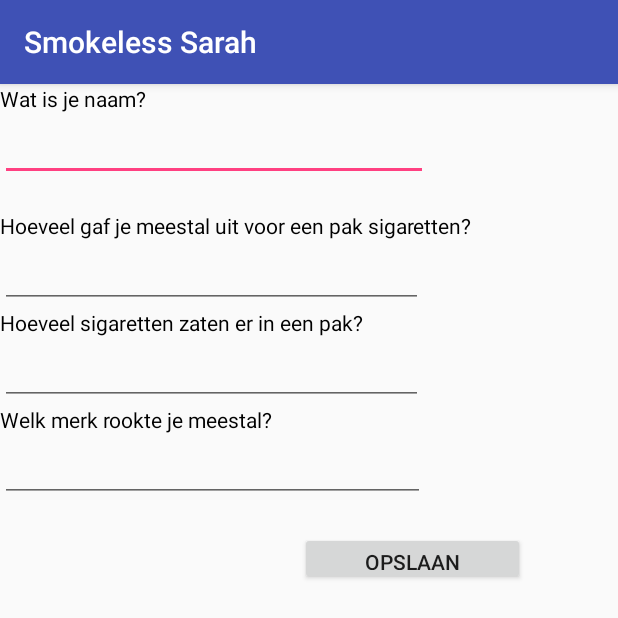
After one commit to Ayoub3738/ProjectPAD07, an Android app: the BesparingenOverzichtActivity screen opened directly, with no data from a screen before it, on a phone screen of 412 x 824 dp. The commit adds this screen. Shown: the top 618 px of the screen. Run offline under Robolectric (Android 15) with nearby library versions, the phone set to English and light mode, and no system bars.

Commit message:
veranderingen branch, functies werkend

```diff
--- /dev/null
+++ b/SmokeS/app/src/main/java/com/example/ayoubelyaghmouri/smokes/BesparingenOverzichtActivity.java
@@ -0,0 +1,111 @@
+package com.example.ayoubelyaghmouri.smokes;
+
+
+import android.support.v7.app.AppCompatActivity;
+import android.os.Bundle;
+import android.view.View;
+import android.widget.Button;
+import android.widget.EditText;
+import android.widget.TextView;
+import android.content.ContentValues;
+import android.content.Context;
+import android.database.Cursor;
+import android.database.sqlite.SQLiteDatabase;
+import android.database.sqlite.SQLiteOpenHelper;
+
+import com.example.ayoubelyaghmouri.smokes.models.Character;
+import com.example.ayoubelyaghmouri.smokes.models.Sigarettenpak;
+import com.example.ayoubelyaghmouri.smokes.services.DatabaseHelper;
+
+/**
+ * Created by Ginger on 25-4-2017.
+ */
+
+
+public class BesparingenOverzichtActivity extends AppCompatActivity {
+
+    private EditText etPrijsSigarettenPak, etSigarettenPakInhoud, etGebruikersNaam, etSigarettenPakMerk;
+    private Button saveBtn;
+    private Character character;
+    private Sigarettenpak sigarettenPak;
+    private DatabaseHelper myDb;
+    private final int weekLengte = 7;
+    private final double gemiddeldeMaand = 30.4;
+    private final double aantalWekenInMaand = 4.3;
+    private final int aantalMaandenInJaar = 12;
+    private final int aantalDagenInJaar = 365;
+    private String gebruikersNaam = "";
+    private double prijs = 0;
+    private int inhoud = 0;
+    private String merk = "";
+
+
+
+    @Override
+    protected void onCreate(Bundle savedInstanceState) {
+        super.onCreate(savedInstanceState);
+        setContentView(R.layout.activity_besparingen_overzicht);
+        geefUitslag();
+
+
+        myDb = new DatabaseHelper(this);
+        character = Character.getCharacter(myDb);
+        sigarettenPak = Sigarettenpak.getPak(myDb);
+        saveBtn.setText("Opslaan");
+
+        saveBtn.setOnClickListener(new View.OnClickListener() {
+
+            @Override
+            public void onClick(View v) {
+
+                String prijsStr = etPrijsSigarettenPak.getText().toString();
+                if(prijsStr == null || prijsStr.isEmpty()){
+                    return;
+                } else {
+                    prijs = Double.parseDouble(etPrijsSigarettenPak.getText().toString());
+                }
+
+                String inhoudStr = etSigarettenPakInhoud.getText().toString();
+                if (inhoudStr == null || inhoudStr.isEmpty()){
+                    return;
+                } else{
+                    inhoud = Integer.parseInt(etSigarettenPakInhoud.getText().toString());
+                }
+
+                String merkStr = etSigarettenPakMerk.getText().toString();
+                if (merkStr == null || merkStr.isEmpty()){
+                    return;
+                } else{
+                    merk = etSigarettenPakMerk.getText().toString();
+                }
+
+                String gebruikersNaamStr = etGebruikersNaam.getText().toString();
+                if (gebruikersNaamStr == null || gebruikersNaamStr.isEmpty()){
+                    return;
+                } else{
+                    gebruikersNaam = etGebruikersNaam.getText().toString();
+                }
+
+               saveBtn.setText("Opgeslagen!");
+                character.update(gebruikersNaam, myDb);
+                sigarettenPak.update(prijs, inhoud, merk, myDb);
+
+
+            }
+        });
+
+
+    }
+
+    public void geefUitslag() {
+
+        etPrijsSigarettenPak = (EditText) findViewById(R.id.etPrijsSigarettenPak);
+        etSigarettenPakInhoud = (EditText) findViewById(R.id.etSigarettenPakInhoud);
+        etSigarettenPakMerk = (EditText) findViewById(R.id.etSigarettenPakMerk);
+        etGebruikersNaam = (EditText) findViewById(R.id.etGebruikersNaam);
+        saveBtn = (Button) findViewById(R.id.saveBtn);
+
+    }
+
+
+}
--- a/SmokeS/app/src/main/java/com/example/ayoubelyaghmouri/smokes/models/Character.java
+++ b/SmokeS/app/src/main/java/com/example/ayoubelyaghmouri/smokes/models/Character.java
@@ -1,9 +1,12 @@
 package com.example.ayoubelyaghmouri.smokes.models;
 
 import android.content.ContentValues;
+import android.database.Cursor;
 import android.database.sqlite.SQLiteDatabase;
 
 import com.example.ayoubelyaghmouri.smokes.services.DatabaseHelper;
+
+import java.util.Date;
 
 /**
  * Created by jerry on 16-5-2017.
@@ -12,9 +15,9 @@ import com.example.ayoubelyaghmouri.smokes.services.DatabaseHelper;
 public class Character {
 
     private int characterID;
-    private String userNaam;
-    private String haarKleur;
-    private String kleurOgen;
+    private String userNaam = "";
+    private String haarKleur = "";
+    private String kleurOgen = "";
 
     public Character(int characterID, String userNaam, String haarKleur, String kleurOgen) {
         this.characterID = characterID;
@@ -30,7 +33,24 @@ public class Character {
     }
 
     public static Character getCharacter(DatabaseHelper db) {
-        return new Character("", "", "");
+
+        SQLiteDatabase myDb = db.getDB();
+        String query = "SELECT * " +
+                "FROM " + DatabaseHelper.CHAR_TABLE_NAME + " " +
+                "WHERE " + DatabaseHelper.CHAR_CHARACTER_ID + " = 1;";
+
+        Character character = null;
+        Cursor res = myDb.rawQuery(query, null);
+
+        if(res.moveToFirst()) {
+            res.moveToFirst();
+
+            character = new Character(res.getString(1), res.getString(2), res.getString(3));
+
+            res.close();
+        }
+
+        return character;
     }
 
     public void insert(DatabaseHelper db) {
@@ -47,7 +67,37 @@ public class Character {
         db.insert(DatabaseHelper.CHAR_TABLE_NAME, null, cv);
     }
 
-    public void update(DatabaseHelper db) {
+    public static void update(String userNaam, DatabaseHelper db) {
+        SQLiteDatabase dbLite = db.getDB();
+        ContentValues cv = new ContentValues();
 
+        cv.put(db.CHAR_USER_NAAM, userNaam);
+
+        dbLite.update(db.CHAR_TABLE_NAME, cv, db.CHAR_CHARACTER_ID + " = 1", null);
     }
+
+    public static void update(String haarKleur, String oogKleur, DatabaseHelper db) {
+        SQLiteDatabase dbLite = db.getDB();
+        ContentValues cv = new ContentValues();
+
+        cv.put(db.CHAR_HAAR_KLEUR, haarKleur);
+        cv.put(db.CHAR_KLEUR_OGEN, oogKleur);
+
+        dbLite.update(db.CHAR_TABLE_NAME, cv, db.CHAR_CHARACTER_ID + " = 1", null);
+    }
+
+
+    public String getUserNaam(){
+
+        return userNaam;
+    }
+
+    public String getHaarKleur(){
+        return haarKleur;
+    }
+
+    public String getKleurOgen(){
+        return kleurOgen;
+    }
+
 }
--- a/SmokeS/app/src/main/java/com/example/ayoubelyaghmouri/smokes/models/Sigarettenpak.java
+++ b/SmokeS/app/src/main/java/com/example/ayoubelyaghmouri/smokes/models/Sigarettenpak.java
@@ -1,6 +1,7 @@
 package com.example.ayoubelyaghmouri.smokes.models;
 
 import android.content.ContentValues;
+import android.database.Cursor;
 import android.database.sqlite.SQLiteDatabase;
 
 import com.example.ayoubelyaghmouri.smokes.services.DatabaseHelper;
@@ -30,10 +31,23 @@ public class Sigarettenpak {
     }
 
     public static Sigarettenpak getPak(DatabaseHelper db) {
-        Sigarettenpak pak = new Sigarettenpak(8.5, "Malborro", 21);
-        //haalt pak uit database
+        SQLiteDatabase myDb = db.getDB();
+        String query = "SELECT * " +
+                "FROM " + DatabaseHelper.PAK_TABLE_NAME + " " +
+                "WHERE " + DatabaseHelper.PAK_PAK_ID + " = 1;";
 
-        return pak;
+        Sigarettenpak sigarettenpak = null;
+        Cursor res = myDb.rawQuery(query, null);
+
+        if(res.moveToFirst()) {
+            res.moveToFirst();
+
+            sigarettenpak = new Sigarettenpak(res.getDouble(1), res.getString(2), res.getInt(3));
+
+            res.close();
+        }
+
+        return sigarettenpak;
     }
 
     public void insert(DatabaseHelper db) {
@@ -48,6 +62,17 @@ public class Sigarettenpak {
         cvPak.put(DatabaseHelper.PAK_AANTAL_SIGARETTEN, aantalSigaretten);
 
         db.insert(DatabaseHelper.PAK_TABLE_NAME, null, cvPak);
+    }
+
+    public static void update(double prijs, int aantalSigaretten, String merk, DatabaseHelper db) {
+        SQLiteDatabase dbLite = db.getDB();
+        ContentValues cv = new ContentValues();
+
+        cv.put(db.PAK_PRIJS, prijs);
+        cv.put(db.PAK_AANTAL_SIGARETTEN, aantalSigaretten);
+        cv.put(db.PAK_MERK, merk);
+
+        dbLite.update(db.PAK_TABLE_NAME, cv, db.PAK_PAK_ID + " = 1", null);
     }
 
     public double berekenPrijsSigaret() {
@@ -69,4 +94,7 @@ public class Sigarettenpak {
     public int getAantalSigaretten() {
         return aantalSigaretten;
     }
+
+
+
 }
--- /dev/null
+++ b/SmokeS/app/src/main/res/layout/activity_besparingen_overzicht.xml
@@ -0,0 +1,92 @@
+<?xml version="1.0" encoding="utf-8"?>
+<LinearLayout xmlns:android="http://schemas.android.com/apk/res/android"
+    xmlns:tools="http://schemas.android.com/tools"
+    android:orientation="vertical" android:layout_width="match_parent"
+    android:layout_height="match_parent">
+
+    <ScrollView
+        android:layout_width="match_parent"
+        android:layout_height="match_parent">
+
+        <LinearLayout
+            android:layout_width="match_parent"
+            android:layout_height="wrap_content"
+            android:orientation="vertical">
+
+            <LinearLayout
+                android:layout_width="match_parent"
+                android:layout_height="match_parent"
+                android:orientation="vertical">
+
+                <TextView
+                    android:id="@+id/gebruikersNaamText"
+                    android:layout_width="match_parent"
+                    android:layout_height="wrap_content"
+                    android:text="Wat is je naam?"
+                    android:textColor="@android:color/black" />
+
+                <EditText
+                    android:id="@+id/etGebruikersNaam"
+                    android:layout_width="285dp"
+                    android:layout_height="wrap_content"
+                    android:ems="10"
+                    android:inputType="text" />
+
+                <TextView
+                    android:id="@+id/prijsSigarettenPakText"
+                    android:layout_width="match_parent"
+                    android:layout_height="wrap_content"
+                    android:layout_marginTop="20dp"
+                    android:text="Hoeveel gaf je meestal uit voor een pak sigaretten?"
+                    android:textColor="@android:color/black" />
+
+                <EditText
+                    android:id="@+id/etPrijsSigarettenPak"
+                    android:layout_width="282dp"
+                    android:layout_height="wrap_content"
+                    android:ems="10"
+                    android:inputType="number|numberDecimal" />
+
+                <TextView
+                    android:id="@+id/sigarettenPakInhoudText"
+                    android:layout_width="match_parent"
+                    android:layout_height="wrap_content"
+                    android:text="Hoeveel sigaretten zaten er in een pak?"
+                    android:textColor="@android:color/black" />
+
+                <EditText
+                    android:id="@+id/etSigarettenPakInhoud"
+                    android:layout_width="282dp"
+                    android:layout_height="wrap_content"
+                    android:ems="10"
+                    android:inputType="number" />
+
+                <TextView
+                    android:id="@+id/sigarettenPakMerkText"
+                    android:layout_width="match_parent"
+                    android:layout_height="wrap_content"
+                    android:text="Welk merk rookte je meestal?"
+                    android:textColor="@android:color/black" />
+
+                <EditText
+                    android:id="@+id/etSigarettenPakMerk"
+                    android:layout_width="283dp"
+                    android:layout_height="wrap_content"
+                    android:ems="10"
+                    android:inputType="text" />
+
+                <Button
+                    android:id="@+id/saveBtn"
+                    android:layout_width="150dp"
+                    android:layout_height="35dp"
+                    android:layout_marginBottom="20dp"
+                    android:layout_marginLeft="200dp"
+                    android:layout_marginTop="20dp"
+                    android:text="Opslaan" />
+
+            </LinearLayout>
+
+        </LinearLayout>
+    </ScrollView>
+
+</LinearLayout>
--- a/SmokeS/app/src/main/res/layout/content_main.xml
+++ b/SmokeS/app/src/main/res/layout/content_main.xml
@@ -15,7 +15,6 @@
         android:layout_alignParentTop="true"
         android:layout_centerHorizontal="true"
         android:layout_marginTop="5dp"
-        android:text="@string/hey_gebruiker"
         android:textSize="30sp"
         android:visibility="visible"
         app:layout_constraintBottom_toBottomOf="parent"
```
Also changed, not shown: SmokeS/app/src/main/AndroidManifest.xml (+6 -1 lines), SmokeS/app/src/main/java/com/example/ayoubelyaghmouri/smokes/MainActivity.java (+15 -1 lines), SmokeS/app/src/main/java/com/example/ayoubelyaghmouri/smokes/SettingsActivity.java (+14 -0 lines), SmokeS/app/src/main/res/layout/activity_settings.xml (+4 -4 lines), SmokeS/app/src/main/res/layout/nav_header_main.xml (+3 -4 lines).
